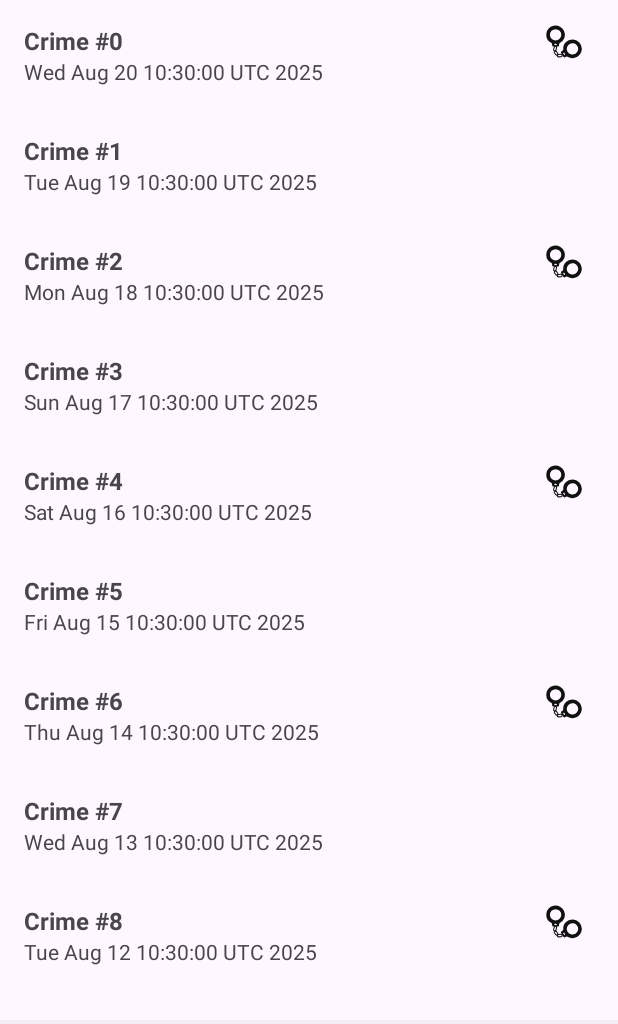
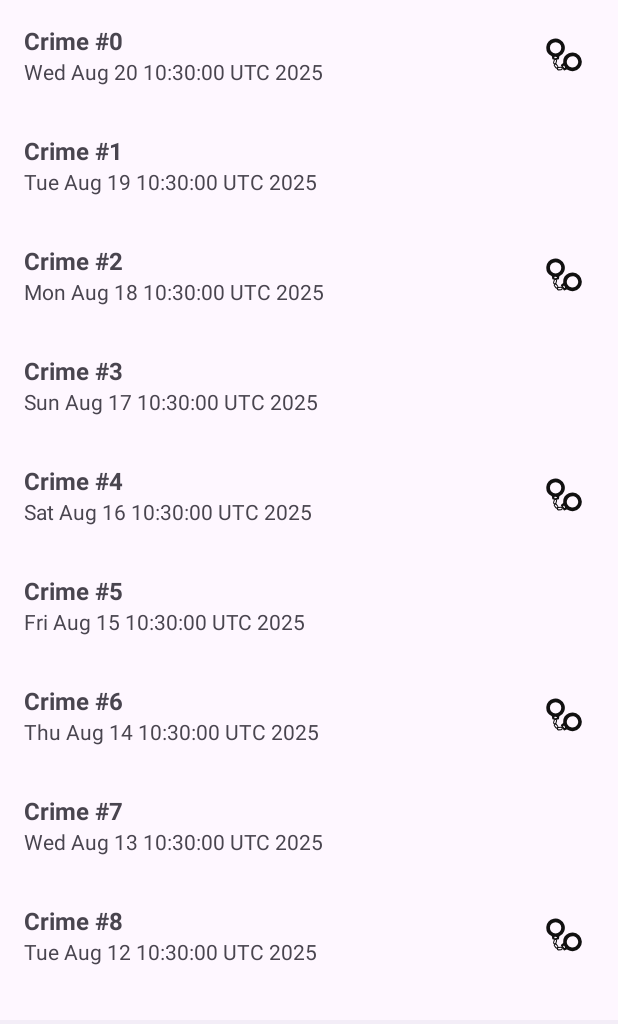
Before and after one commit to mjh096/CriminalIntent, an Android app: the screen it shows after launch (MainActivity), on a phone screen of 412 x 824 dp, the part 96-1120 px from its top. Run offline under Robolectric (Android 15) with nearby library versions, the phone set to English and light mode, and no system bars.

Commit message:
Week 5 - Centered Is_Solved Icon

```diff
--- a/app/src/main/res/layout/list_item_crime.xml
+++ b/app/src/main/res/layout/list_item_crime.xml
@@ -27,8 +27,9 @@
         android:id="@+id/crime_solved_icon"
         android:layout_width="24dp"
         android:layout_height="24dp"
+        android:layout_marginEnd="8dp"
+        android:layout_gravity="center_vertical"
         android:contentDescription="@string/solved"
         android:src="@drawable/ic_solved"
-        android:visibility="gone"
-        android:layout_marginEnd="8dp" />
+        android:visibility="gone" />
 </LinearLayout>
```
